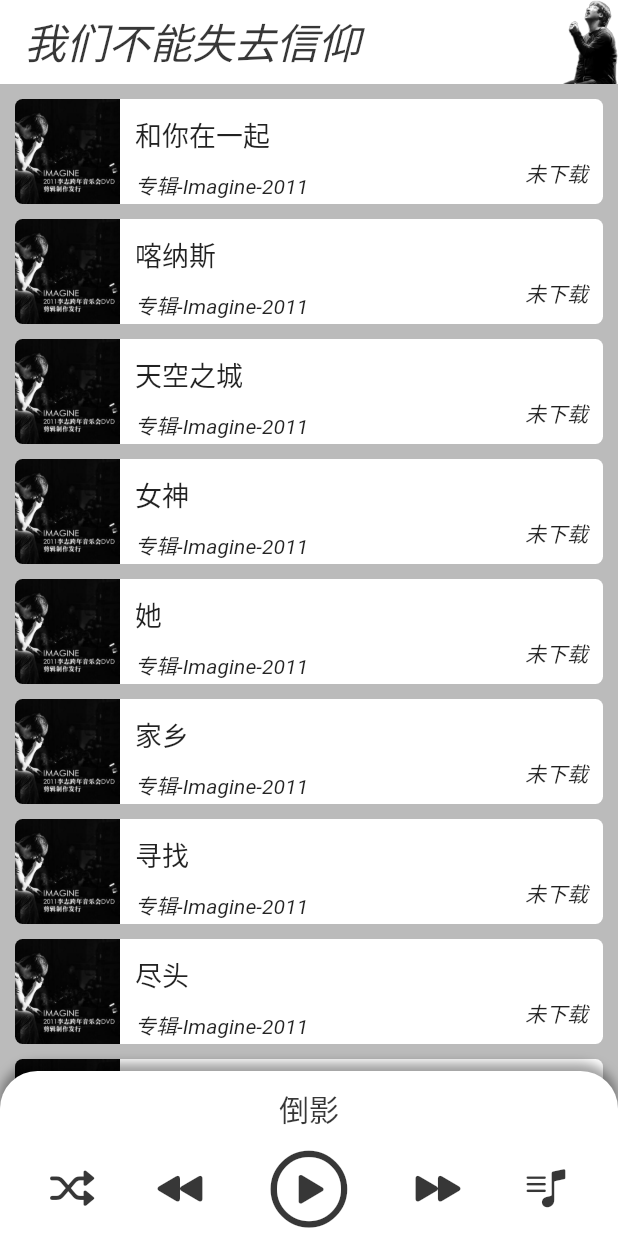
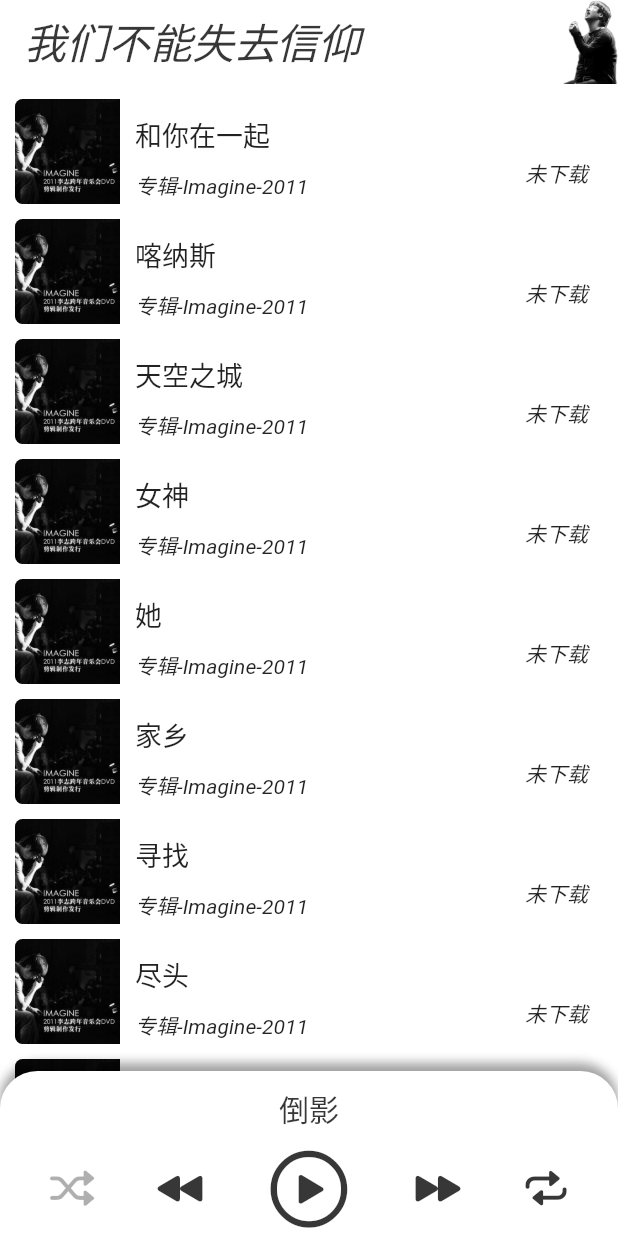
Before and after one commit to isfk/bige, a Flutter app: the screen it shows after launch, scrolled down 2880 dp, after a tap on "我们不能失去信仰", on a phone screen of 412 x 824 dp. Run offline on Flutter 3.47's test engine with Material 2 defaults, Android fonts, the phone set to English and light mode, and no system bars; drawn by our look-alikes of auto_size_text; our stand-ins replace dio, get, just_audio, just_audio_background, permission_handler, shared_preferences and 1 more; missing offline and left inert: flutter_media_metadata.

Commit message:
循环 随机模式

```diff
--- a/lib/controllers/musicController.dart
+++ b/lib/controllers/musicController.dart
@@ -6,6 +6,7 @@ import 'package:flutter/material.dart';
 import 'package:get/get.dart';
 import 'package:just_audio/just_audio.dart';
 import 'package:just_audio_background/just_audio_background.dart';
+import 'package:player/common/utils.dart';
 import 'package:player/data.dart';
 import 'package:player/models/music.dart';
 
@@ -20,6 +21,9 @@ class MusicController extends GetxController {
   RxInt playIndex = 0.obs;
   final isPlaying = false.obs;
   final isLoading = false.obs;
+
+  Rx<String> loopMode = "all".obs;
+  Rx<bool> shuffleMode = false.obs;
 
   Rx<AudioPlayer> audioPlayer = AudioPlayer().obs;
   Rx<Duration> playPosition = const Duration().obs;
@@ -52,12 +56,13 @@ class MusicController extends GetxController {
       );
     }
 
+    audioPlayer().setLoopMode(LoopMode.all);
+    audioPlayer().setShuffleModeEnabled(false);
     audioPlayer().setAudioSource(
       ConcatenatingAudioSource(children: mediaList),
       initialIndex: 0,
       initialPosition: Duration.zero,
     );
-
     audioPlayer().playerStateStream.listen((state) {
       if (state.playing) {
         isPlaying(true);
@@ -85,7 +90,9 @@ class MusicController extends GetxController {
     audioPlayer().currentIndexStream.listen((index) {
       if (index != null) {
         playIndex(index);
-        playMusic(list[index]);
+        var temp = list[index];
+        temp.cover = getCoverPng(temp.artist);
+        playMusic(temp);
       }
     });
     audioPlayer().positionStream.listen((position) {
@@ -124,10 +131,30 @@ class MusicController extends GetxController {
     await audioPlayer().setShuffleModeEnabled(true);
   }
 
+  void switchShuffleMode() async {
+    if (shuffleMode.value == false) {
+      shuffleMode(true);
+      await audioPlayer().setShuffleModeEnabled(true);
+    } else {
+      shuffleMode(false);
+      await audioPlayer().setShuffleModeEnabled(false);
+    }
+  }
+
   void seek(int index) async {
     await audioPlayer().seek(Duration.zero, index: index);
     if (isPlaying()) return;
     await audioPlayer().play();
+  }
+
+  void switchLoopMode() async {
+    if (loopMode() == "one") {
+      loopMode("all");
+      await audioPlayer().setLoopMode(LoopMode.all);
+    } else {
+      loopMode("one");
+      await audioPlayer().setLoopMode(LoopMode.one);
+    }
   }
 
   getControlPlayPause() {
@@ -181,10 +208,14 @@ class MusicController extends GetxController {
       children: [
         IconButton(
           iconSize: 30,
-          onPressed: () => shuffle(),
-          icon: const Icon(
-            CupertinoIcons.shuffle,
-            color: Color.fromARGB(200, 0, 0, 0),
+          onPressed: () => switchShuffleMode(),
+          icon: Icon(
+            shuffleMode.value == false
+                ? CupertinoIcons.shuffle
+                : CupertinoIcons.shuffle,
+            color: shuffleMode.value == false
+                ? const Color.fromARGB(80, 0, 0, 0)
+                : const Color.fromARGB(200, 0, 0, 0),
           ),
         ),
         IconButton(
@@ -206,10 +237,14 @@ class MusicController extends GetxController {
         ),
         IconButton(
           iconSize: 30,
-          onPressed: () {},
-          icon: const Icon(
-            CupertinoIcons.music_note_list,
-            color: Color.fromARGB(200, 0, 0, 0),
+          onPressed: () => switchLoopMode(),
+          icon: Obx(
+            () => Icon(
+              loopMode.value == "one"
+                  ? CupertinoIcons.repeat_1
+                  : CupertinoIcons.repeat,
+              color: const Color.fromARGB(200, 0, 0, 0),
+            ),
           ),
         ),
       ],
--- a/lib/pages/home.dart
+++ b/lib/pages/home.dart
@@ -1,5 +1,3 @@
-import 'dart:developer';
-
 import 'package:auto_size_text/auto_size_text.dart';
 import 'package:flutter/material.dart';
 import 'package:get/get_state_manager/get_state_manager.dart';
@@ -16,7 +14,7 @@ class HomePage extends StatelessWidget {
     final MusicController c = Get.put(MusicController());
 
     return Scaffold(
-      backgroundColor: const Color.fromARGB(255, 187, 187, 187),
+      backgroundColor: const Color.fromARGB(255, 255, 255, 255),
       appBar: PreferredSize(
         preferredSize: const Size(double.maxFinite, 56),
         child: GestureDetector(
@@ -44,7 +42,7 @@ class HomePage extends StatelessWidget {
             ),
           ),
           onDoubleTap: () {
-            controller.animateTo(0,
+            controller.animateTo(c.playIndex() * 80,
                 duration: const Duration(milliseconds: 500),
                 curve: Curves.ease);
           },
@@ -53,7 +51,7 @@ class HomePage extends StatelessWidget {
       body: Obx(
         () => Stack(children: [
           ListView.builder(
-            padding: const EdgeInsets.only(bottom: 120),
+            padding: const EdgeInsets.only(bottom: 100),
             controller: controller,
             itemCount: c.list.length,
             itemBuilder: (context, index) {
```
